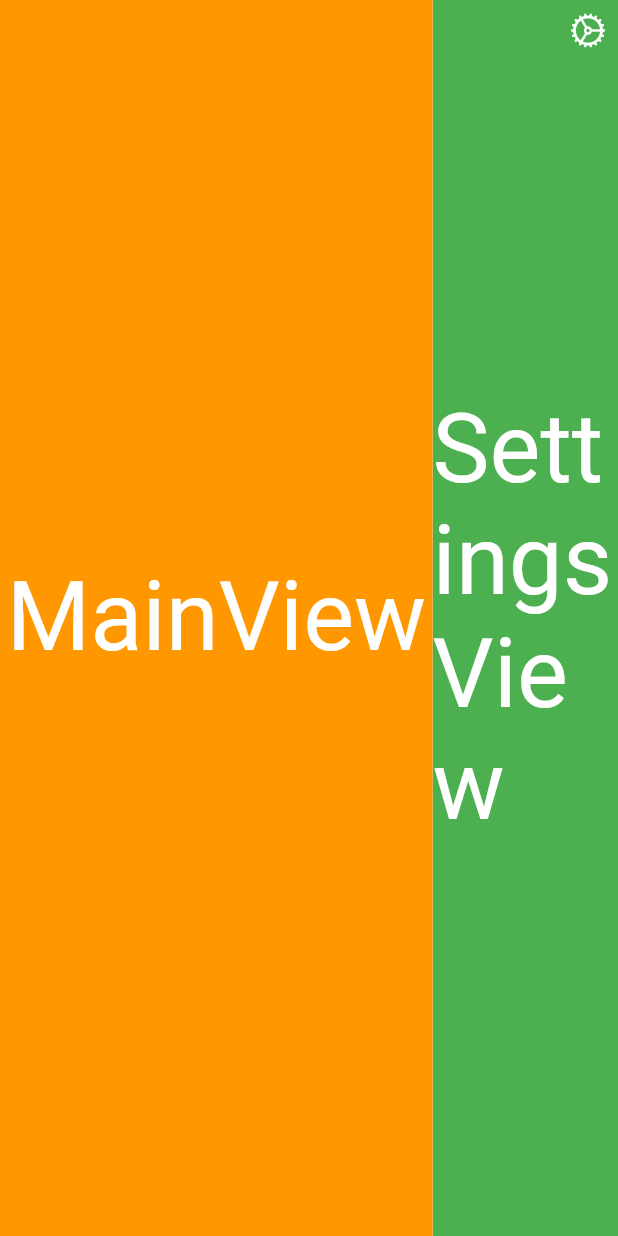
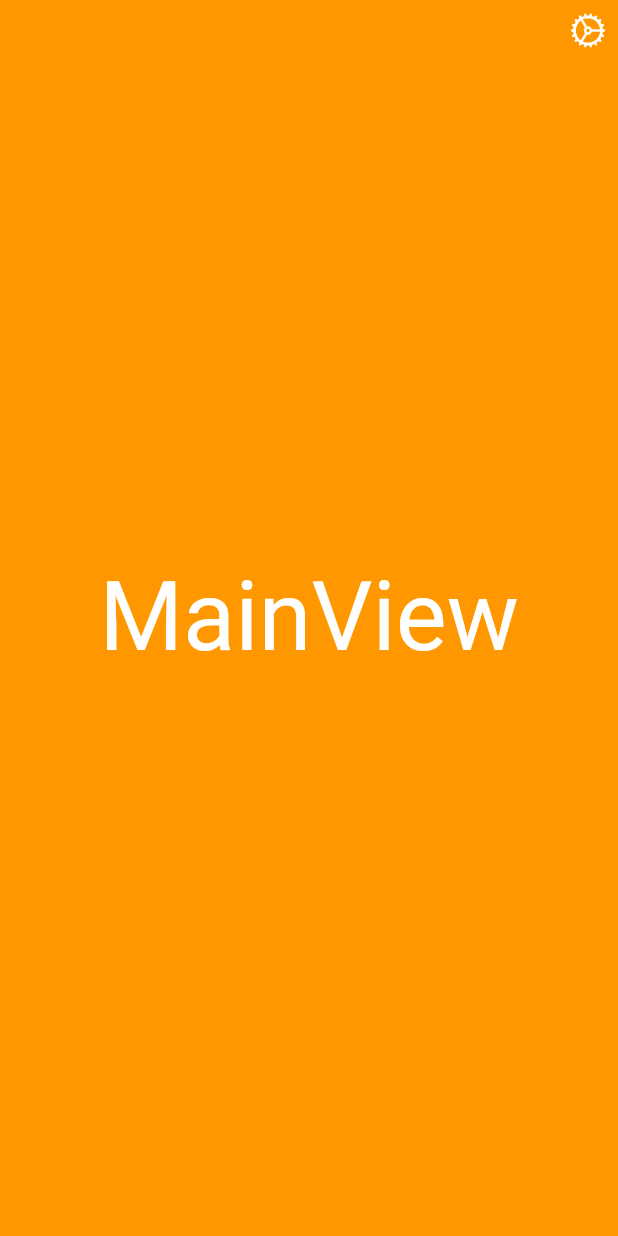
Before and after one commit to Yang-Xijie/flutter-sidebar, a Flutter app: the screen it shows after launch, on a phone screen of 412 x 824 dp. Run offline on Flutter 3.47's test engine with Material 2 defaults, Android fonts, the phone set to English and light mode, and no system bars.

```diff
--- a/lib/main.dart
+++ b/lib/main.dart
@@ -2,11 +2,13 @@ import 'package:flutter/cupertino.dart';
 import 'package:flutter/material.dart';
 
 void main() {
+  const double fontSize = 64;
+
   runApp(
     MaterialApp(
       home: DefaultTextStyle(
-        style: TextStyle(fontSize: 64, color: Colors.white),
-        child: SidebarView(
+        style: TextStyle(fontSize: fontSize, color: Colors.white),
+        child: SidebarWidget(
           iconView: Icon(
             CupertinoIcons.settings,
             color: Colors.white,
@@ -18,72 +20,6 @@ void main() {
       debugShowCheckedModeBanner: false,
     ),
   );
-}
-
-class SidebarView extends StatefulWidget {
-  final Widget iconView;
-  final Widget mainView;
-  final Widget sideView;
-  final double sideWidthFactor = 0.3;
-
-  SidebarView({
-    super.key,
-    required this.iconView,
-    required this.mainView,
-    required this.sideView,
-  });
-
-  @override
-  State<SidebarView> createState() => _SidebarViewState();
-}
-
-class _SidebarViewState extends State<SidebarView> {
-  double sideOpenFactor = 1.0;
-
-  @override
-  Widget build(BuildContext context) {
-    return LayoutBuilder(builder: (context, constraints) {
-      return Stack(
-        children: [
-          Positioned(
-            right: 0.0,
-            child: SizedBox(
-              height: constraints.maxHeight,
-              width: constraints.maxWidth * widget.sideWidthFactor,
-              child: widget.sideView,
-            ),
-          ),
-          Positioned(child: LayoutBuilder(builder: (context, constraints) {
-            return SizedBox(
-              height: constraints.maxHeight,
-              width: constraints.maxWidth *
-                  (1 - widget.sideWidthFactor * sideOpenFactor),
-              child: widget.mainView,
-            );
-          })),
-          Positioned(
-            right: 8.0,
-            top: 8.0,
-            child: GestureDetector(
-                onTap: () {
-                  if (sideOpenFactor == 0.0) {
-                    setState(() {
-                      sideOpenFactor = 1.0;
-                    });
-                  } else if (sideOpenFactor == 1.0) {
-                    setState(() {
-                      sideOpenFactor = 0.0;
-                    });
-                  } else {
-                    debugPrint("do nothing");
-                  }
-                },
-                child: widget.iconView),
-          )
-        ],
-      );
-    });
-  }
 }
 
 class MainView extends StatelessWidget {
@@ -105,3 +41,80 @@ class SettingsView extends StatelessWidget {
         color: Colors.green, child: Center(child: Text("SettingsView")));
   }
 }
+
+class SidebarWidget extends StatefulWidget {
+  final Widget iconView;
+  final Widget mainView;
+  final Widget sideView;
+
+  final double sideViewWidthRatio = 0.3;
+  final double defaultPaddingSize = 8.0;
+  final int sideViewOpenAnimationDuration = 500; // ms
+
+  SidebarWidget({
+    super.key,
+    required this.iconView,
+    required this.mainView,
+    required this.sideView,
+  });
+
+  @override
+  State<SidebarWidget> createState() => _SidebarWidgetState();
+}
+
+class _SidebarWidgetState extends State<SidebarWidget> {
+  double sideViewOpenProgress = 0.0;
+
+  @override
+  Widget build(BuildContext context) {
+    return LayoutBuilder(builder: (context, constraints) {
+      return Stack(
+        children: [
+          Positioned(
+            right: 0.0,
+            child: SizedBox(
+              height: constraints.maxHeight,
+              width: constraints.maxWidth * widget.sideViewWidthRatio,
+              child: widget.sideView,
+            ),
+          ),
+          Positioned(child: LayoutBuilder(builder: (context, constraints) {
+            return TweenAnimationBuilder<double>(
+                tween: Tween<double>(begin: 0, end: sideViewOpenProgress),
+                duration: Duration(
+                    milliseconds: widget.sideViewOpenAnimationDuration),
+                curve: Curves.easeInOutSine,
+                builder: (BuildContext context, double tweenSideOpenFactor,
+                    Widget? child) {
+                  return SizedBox(
+                    height: constraints.maxHeight,
+                    width: constraints.maxWidth *
+                        (1 - widget.sideViewWidthRatio * tweenSideOpenFactor),
+                    child: widget.mainView,
+                  );
+                });
+          })),
+          Positioned(
+            right: widget.defaultPaddingSize,
+            top: widget.defaultPaddingSize,
+            child: GestureDetector(
+                onTap: () {
+                  if (sideViewOpenProgress == 0.0) {
+                    setState(() {
+                      sideViewOpenProgress = 1.0;
+                    });
+                  } else if (sideViewOpenProgress == 1.0) {
+                    setState(() {
+                      sideViewOpenProgress = 0.0;
+                    });
+                  } else {
+                    debugPrint("do nothing");
+                  }
+                },
+                child: widget.iconView),
+          )
+        ],
+      );
+    });
+  }
+}
```
